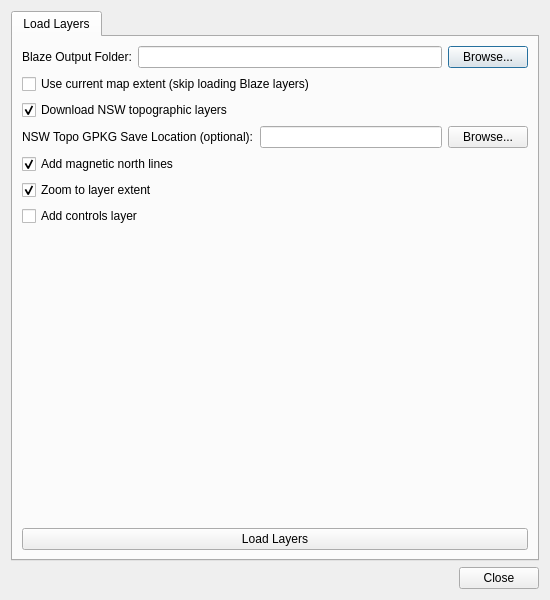
The window that qgis_plugin/blaze_loader/blaze_loader_dialog_base.ui (Trailblaze-Software/Blaze) describes before a commit, drawn with Qt 5.
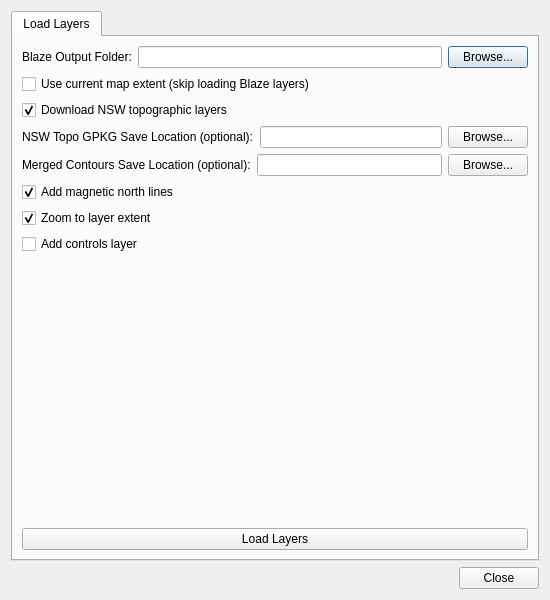
The same window after the commit.

Commit message: Get user confirmation of path for merged contours in qgis plugin

What changed in the file:
```diff
--- a/qgis_plugin/blaze_loader/blaze_loader_dialog_base.ui
+++ b/qgis_plugin/blaze_loader/blaze_loader_dialog_base.ui
@@ -86,6 +86,27 @@
          </item>
         </layout>
        </item>
+    <item>
+     <layout class="QHBoxLayout" name="contoursLayout">
+      <item>
+       <widget class="QLabel" name="contoursLabel">
+        <property name="text">
+         <string>Merged Contours Save Location (optional):</string>
+        </property>
+       </widget>
+      </item>
+      <item>
+       <widget class="QLineEdit" name="contoursLineEdit"/>
+      </item>
+      <item>
+       <widget class="QPushButton" name="contoursBrowseButton">
+        <property name="text">
+         <string>Browse...</string>
+        </property>
+       </widget>
+      </item>
+     </layout>
+    </item>
        <item>
         <widget class="QCheckBox" name="addMagNorthCheckBox">
          <property name="text">
```
Lines whose indentation alone changed are shown as unchanged. The commit also changes 2 other files.
